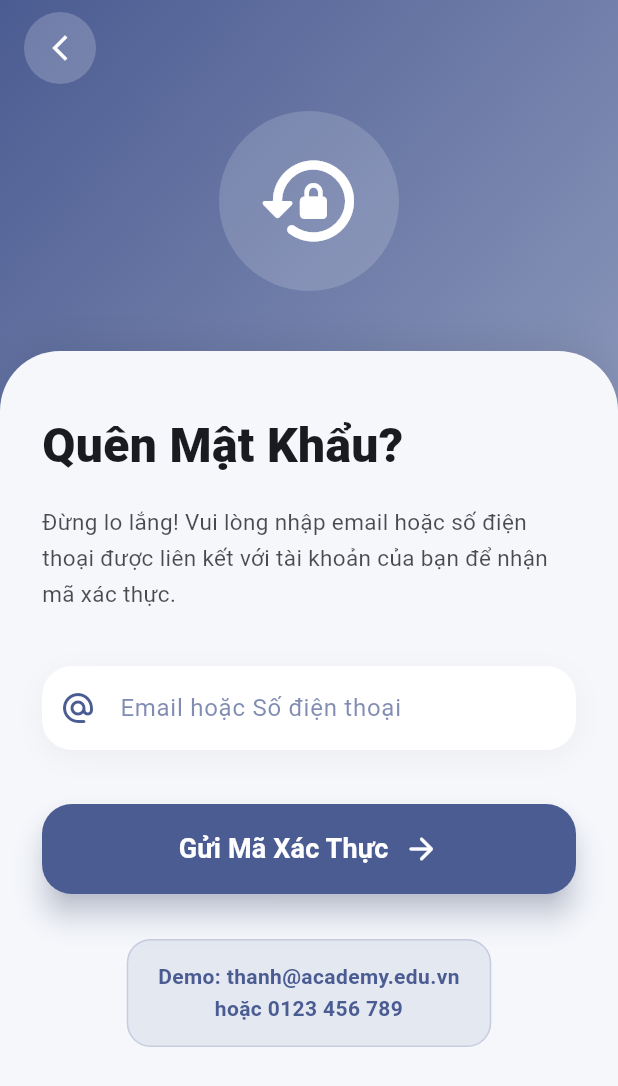
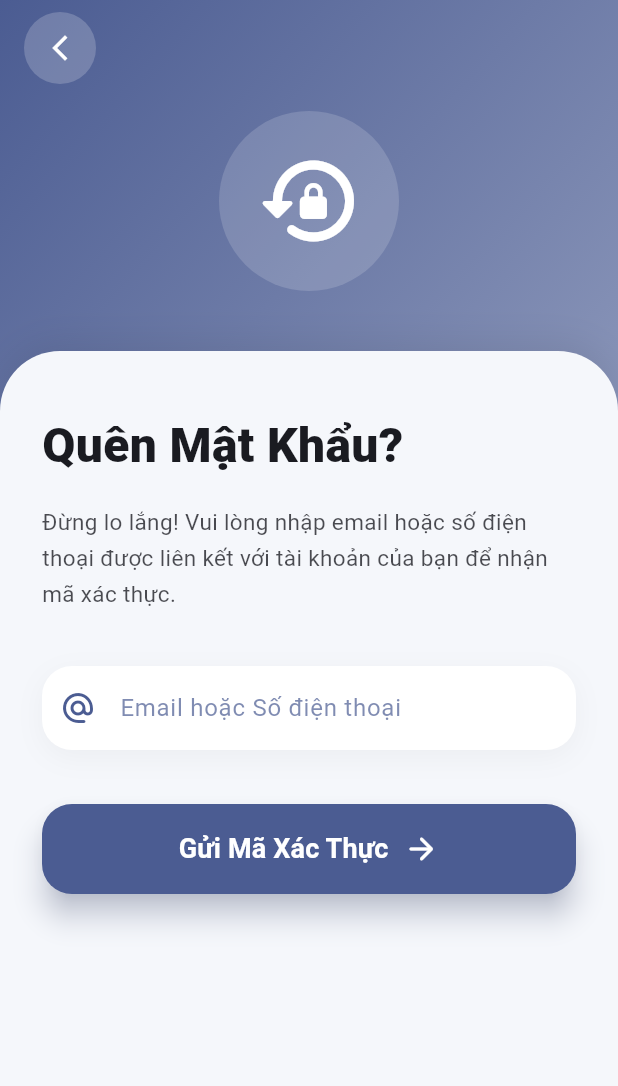
Before and after one commit to thuphung18/QLlichC500, a Flutter app: the screen it shows after launch, after a tap on "Quên mật khẩu?", on a phone screen of 412 x 824 dp. Shown: the top 1086 px of the screen. Run offline on Flutter 3.47's test engine with Material 3 defaults, Android fonts, the phone set to English and light mode, and no system bars; our stand-ins replace firebase_core, firebase_messaging, flutter_local_notifications, shared_preferences, timezone; accounts and stored records are empty; network calls fail.

Commit message:
fix screen forgot password

```diff
--- a/app_mobile_lich-main/lib/screens/forgot_password_screen.dart
+++ b/app_mobile_lich-main/lib/screens/forgot_password_screen.dart
@@ -204,7 +204,7 @@ class _ForgotPasswordScreenState extends State<ForgotPasswordScreen> {
                               decoration: InputDecoration(
                                 labelText: 'Email hoặc Số điện thoại',
                                 labelStyle: TextStyle(color: primaryColor.withAlpha(180)),
-                                hintText: 'Ví dụ: thanh@academy.edu.vn',
+                                hintText: '',
                                 hintStyle: TextStyle(color: Colors.grey.withAlpha(130)),
                                 prefixIcon: Icon(Icons.alternate_email_rounded, color: primaryColor),
                                 filled: true,
@@ -263,27 +263,6 @@ class _ForgotPasswordScreenState extends State<ForgotPasswordScreen> {
                           ),
 
                           const SizedBox(height: 30),
-
-                          Center(
-                            child: Container(
-                              padding: const EdgeInsets.symmetric(horizontal: 20, vertical: 14),
-                              decoration: BoxDecoration(
-                                color: primaryColor.withAlpha(25),
-                                borderRadius: BorderRadius.circular(16),
-                                border: Border.all(color: primaryColor.withAlpha(50)),
-                              ),
-                              child: Text(
-                                'Demo: thanh@academy.edu.vn\nhoặc 0123 456 789',
-                                textAlign: TextAlign.center,
-                                style: TextStyle(
-                                  color: primaryColor,
-                                  fontSize: 14,
-                                  height: 1.5,
-                                  fontWeight: FontWeight.w700,
-                                ),
-                              ),
-                            ),
-                          ),
                         ],
                       ),
                     ),
--- a/app_mobile_lich-main/lib/screens/login_screen.dart
+++ b/app_mobile_lich-main/lib/screens/login_screen.dart
@@ -244,7 +244,7 @@ class _LoginScreenState extends State<LoginScreen> {
                         textInputAction: TextInputAction.next,
                         decoration: InputDecoration(
                           labelText: 'Tên đăng nhập',
-                          hintText: 'Ví dụ: thanh',
+                          hintText: '',
                           prefixIcon: const Icon(Icons.person),
                           filled: true,
                           fillColor: Theme.of(context).brightness == Brightness.dark ? Colors.white.withAlpha(12) : const Color(0xFFF8FAFC),
@@ -264,7 +264,7 @@ class _LoginScreenState extends State<LoginScreen> {
                         },
                         decoration: InputDecoration(
                           labelText: 'Mật khẩu',
-                          hintText: 'Ví dụ: 123456',
+                          hintText: '',
                           prefixIcon: const Icon(Icons.lock),
                           suffixIcon: IconButton(
                             onPressed: () {
--- a/app_mobile_lich-main/lib/screens/verify_otp_screen.dart
+++ b/app_mobile_lich-main/lib/screens/verify_otp_screen.dart
@@ -221,7 +221,7 @@ class _VerifyOtpScreenState extends State<VerifyOtpScreen> {
                       decoration: InputDecoration(
                         counterText: '',
                         labelText: 'Mã xác thực',
-                        hintText: '123456',
+                        hintText: '••••••',
                         filled: true,
                         fillColor: const Color(0xFFF8FAFC),
                         border: OutlineInputBorder(
```
Also changed, not shown: 2 other files. Lines whose indentation alone changed are shown as unchanged.
